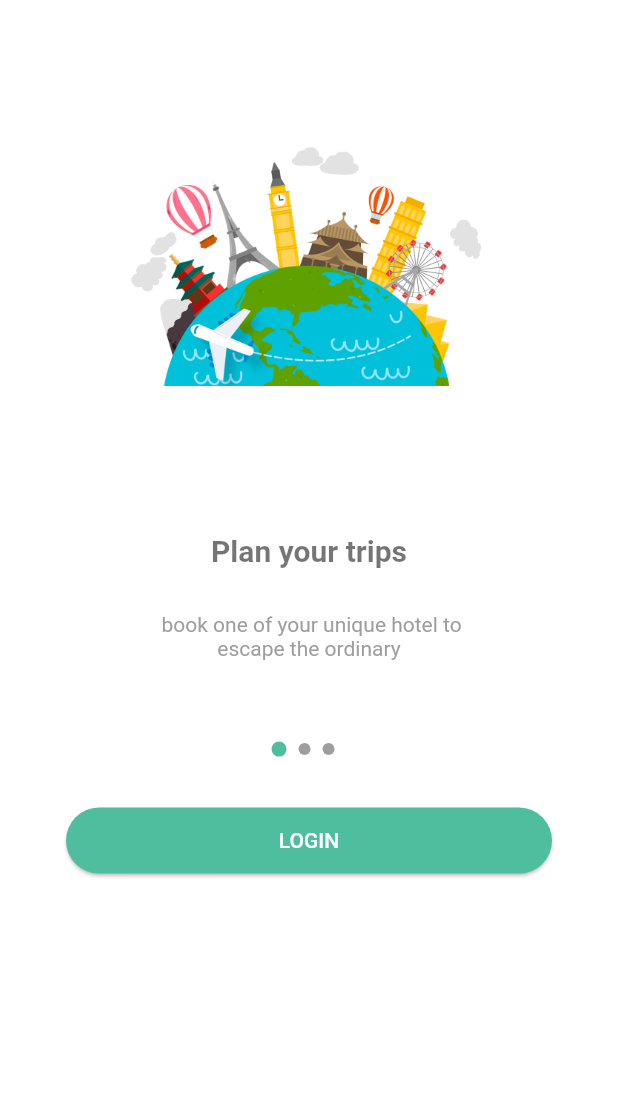
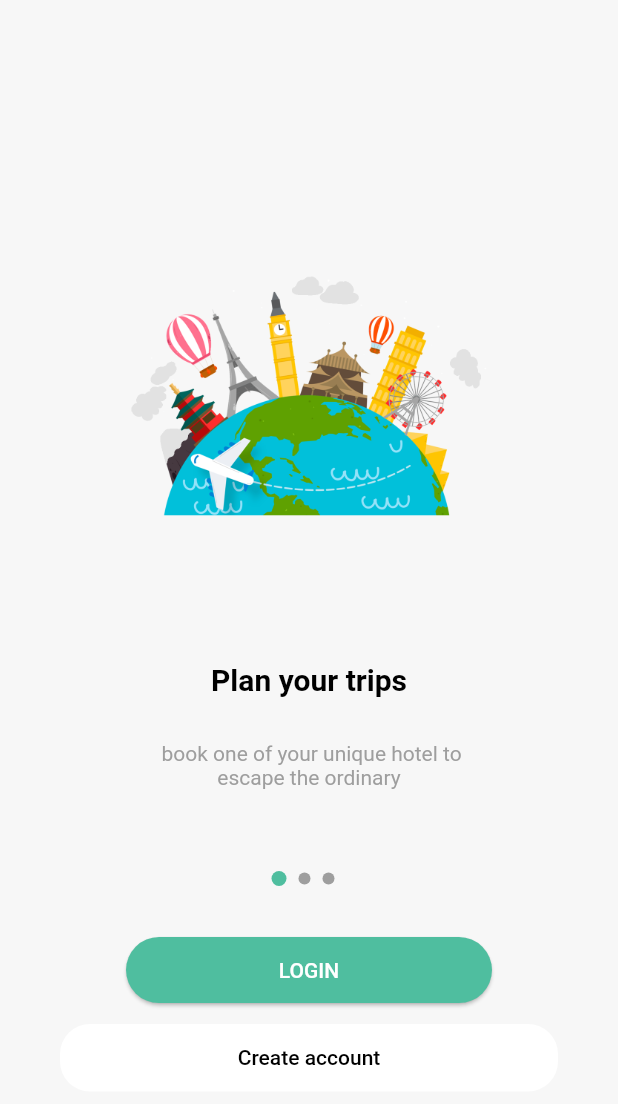
Before and after one commit to EbtisamAshraf/booking_app_internship_algoriza, a Flutter app: the screen it shows after launch, on a phone screen of 412 x 824 dp. Shown: the top 1104 px of the screen. Run offline on Flutter 3.47's test engine with Material 2 defaults, Android fonts, the phone set to English and light mode, and no system bars; our stand-ins replace bloc, cached_network_image, carousel_slider, dartz, dio, easy_localization and 10 more; network calls fail.

Commit message:
update themes

```diff
--- a/lib/config/themes/app_theme.dart
+++ b/lib/config/themes/app_theme.dart
@@ -9,7 +9,7 @@ ThemeData appTheme() {
       fillColor:  MaterialStateProperty.all(Colors.black),
     ),
       primaryColor: AppColors.primaryColor,
-       scaffoldBackgroundColor: Colors.white,
+       scaffoldBackgroundColor:AppColors.backgroundColorLight,
       appBarTheme: const AppBarTheme(
 
         iconTheme: IconThemeData(color: Colors.black),
@@ -19,12 +19,16 @@ ThemeData appTheme() {
           titleTextStyle: TextStyle(color: Colors.black , fontSize: 25,fontWeight: FontWeight.bold)),
       textTheme: const TextTheme(
       bodyLarge: TextStyle(color: Colors.black, fontSize: 22, fontWeight: FontWeight.bold),
-      displaySmall:  TextStyle(fontSize: 16, color: Colors.grey),
+        displaySmall:  TextStyle(fontSize: 16, color: Colors.black),
       bodySmall: TextStyle(fontSize: 16, color: Colors.black),
-      displayMedium: TextStyle(fontSize: 20 , fontWeight: FontWeight.bold),
+        displayMedium: TextStyle(fontSize: 20 , fontWeight: FontWeight.bold,color: Colors.black),
       headlineLarge:  TextStyle(fontSize: 22,color: Colors.black,fontWeight: FontWeight.bold),
+        headlineSmall: TextStyle(fontSize: 18,color:  Colors.black,fontWeight: FontWeight.bold),
       ),
-
+      cardColor: const Color(0xFFFFFFFF),
+      bottomNavigationBarTheme: const BottomNavigationBarThemeData(
+        backgroundColor: AppColors.backgroundColorLight,
+      )
 
   );
 
@@ -37,7 +41,7 @@ ThemeData appDarkTheme() {
 
     ),
     primaryColor: AppColors.primaryColor,
-    scaffoldBackgroundColor: Colors.black38,
+    scaffoldBackgroundColor: Color(0xFF1A1A1A),
     appBarTheme: const AppBarTheme(
         iconTheme: IconThemeData(color: Colors.white),
         centerTitle: true,
@@ -48,9 +52,16 @@ ThemeData appDarkTheme() {
         bodyLarge: TextStyle(color: Colors.white, fontSize: 22, fontWeight: FontWeight.bold),
         displaySmall:  TextStyle(fontSize: 16,color: Colors.white,),
         displayMedium: TextStyle(fontSize: 20 , fontWeight: FontWeight.bold,color: Colors.white,),
-        headlineLarge:  TextStyle(fontSize: 30,color: Colors.white,),),
+      headlineLarge:  TextStyle(fontSize: 22,color: Colors.white,),
+      headlineSmall: TextStyle(fontSize: 18,color:  Colors.white,fontWeight: FontWeight.bold),
+      bodySmall: TextStyle(fontSize: 16, color: Colors.white),
 
+    ),
 
+      cardColor: Color(0xFF2C2C2C),
+      bottomNavigationBarTheme: BottomNavigationBarThemeData(
+        backgroundColor: AppColors.backgroundColorDark,
+      )
   );
 
 }
--- a/lib/features/splash/presentation/screens/on_boarding_screen.dart
+++ b/lib/features/splash/presentation/screens/on_boarding_screen.dart
@@ -8,9 +8,12 @@ import 'package:booking_app_internship_algoriza/features/splash/presentation/cub
 import 'package:booking_app_internship_algoriza/features/splash/presentation/cubit/onboarding_state.dart';
 import 'package:booking_app_internship_algoriza/features/splash/presentation/widgets/custom_indicator.dart';
 import 'package:booking_app_internship_algoriza/features/splash/presentation/widgets/on_boarding_slider.dart';
+import 'package:easy_localization/easy_localization.dart';
 import 'package:flutter/material.dart';
 import 'package:flutter_bloc/flutter_bloc.dart';
 
+import '../../../../core/widgets/default_button.dart';
+import '../../../authentication/presentation/screens/register_screen.dart';
 
 class OnBoardingScreen extends StatelessWidget {
   OnBoardingScreen({Key? key}) : super(key: key);
@@ -22,16 +25,21 @@ class OnBoardingScreen extends StatelessWidget {
     List<OnBoardingModel> onBoardingList = [
       OnBoardingModel(
           image: ImageAssets.onBoardingImage1,
-          title: Text('Plan your trips',style: Theme.of(context).textTheme.displayMedium),
-          body:' book one of your unique hotel to\nescape the ordinary'),
+          title: Text('Plan your trips'.tr(),
+              style: Theme.of(context).textTheme.displayMedium),
+          body: ' book one of your unique hotel to\nescape the ordinary'.tr()),
       OnBoardingModel(
           image: ImageAssets.onBoardingImage2,
-          title: Text('Find best deals',style: Theme.of(context).textTheme.displayMedium),
-          body:  'Find deals for any season from cosy\ncountry homes to city flats'),
+          title: Text('Find best deals'.tr(),
+              style: Theme.of(context).textTheme.displayMedium),
+          body:
+              'Find deals for any season from cosy\ncountry homes to city flats'.tr()),
       OnBoardingModel(
           image: ImageAssets.onBoardingImage3,
-          title: Text('Best travelling all time',style: Theme.of(context).textTheme.displayMedium),
-          body: 'Find deals for any season from cosy\ncountry homes to city flats'),
+          title: Text('Best travelling all time'.tr(),
+              style: Theme.of(context).textTheme.displayMedium),
+          body:
+              'Find deals for any season from cosy\ncountry homes to city flats'.tr()),
     ];
 
     return SafeArea(
@@ -42,6 +50,8 @@ class OnBoardingScreen extends StatelessWidget {
             listener: (context, state) {},
             builder: (context, state) {
               return Column(
+                mainAxisAlignment: MainAxisAlignment.center,
+                crossAxisAlignment: CrossAxisAlignment.center,
                 children: [
                   SizedBox(
                     height: MediaQuery.of(context).size.height * 0.6,
@@ -64,7 +74,9 @@ class OnBoardingScreen extends StatelessWidget {
                         Navigator.pushReplacement(
                             context,
                             MaterialPageRoute(
-                                builder: (C) =>  AppStrings.token.isEmpty? LoginScreen() :MainScreen() ));
+                                builder: (C) => AppStrings.token.isEmpty
+                                    ? LoginScreen()
+                                    : MainScreen()));
                       } else {
                         boardController.nextPage(
                             duration: const Duration(milliseconds: 750),
@@ -72,8 +84,8 @@ class OnBoardingScreen extends StatelessWidget {
                       }
                     },
                     onBoardingList: onBoardingList,
-                    index: OnBoardingCubit.get(context)
-                        .indexOfOnBoardingPageView,
+                    index:
+                        OnBoardingCubit.get(context).indexOfOnBoardingPageView,
                     boardController: boardController,
                     isLast: OnBoardingCubit.get(context).isLastIndex,
                   ),
@@ -81,14 +93,35 @@ class OnBoardingScreen extends StatelessWidget {
                     height: 30,
                   ),
                   Padding(
-                    padding: const EdgeInsets.symmetric(horizontal: 40.0),
-                    child: customElevatedButton(onPressed: (){
-                      OnBoardingCubit.get(context).changeIsSkip();
-                      Navigator.pushReplacement(
-                          context,
-                          MaterialPageRoute(
-                              builder: (C) => AppStrings.token.isEmpty? LoginScreen() :MainScreen()));
-                    } ,text: 'LOGIN', context: context,),
+                    padding: const EdgeInsets.symmetric(horizontal: 80.0),
+                    child: customElevatedButton(
+                      onPressed: () {
+                        OnBoardingCubit.get(context).changeIsSkip();
+                        Navigator.pushReplacement(
+                            context,
+                            MaterialPageRoute(
+                                builder: (C) => AppStrings.token.isEmpty
+                                    ? LoginScreen()
+                                    : MainScreen()));
+                      },
+                      text: 'LOGIN'.tr(),
+                      context: context,
+                    ),
+                  ),
+                  Padding(
+                    padding: const EdgeInsets.symmetric(
+                        horizontal: 40.0, vertical: 10),
+                    child: DefaultButton(
+                        width: double.infinity,
+                        textColor: Colors.black,
+                        background: Colors.white,
+                        text: 'Create account'.tr(),
+                        onClick: () {
+                          Navigator.pushReplacement(
+                              context,
+                              MaterialPageRoute(
+                                  builder: (C) => AppStrings.token.isEmpty? const RegisterScreen() :MainScreen()));
+                        }),
                   )
                 ],
               );
--- a/lib/features/splash/presentation/screens/splash_screen.dart
+++ b/lib/features/splash/presentation/screens/splash_screen.dart
@@ -27,8 +27,8 @@ class _SplashScreenState extends State<SplashScreen> {
   }
 
   nextScreen() async {
-     // bool? isSkip =  false;
-     bool? isSkip =  di.sl<SharedPreferences>().getBool('isSkip');
+    bool? isSkip =  false;
+    // bool? isSkip =  di.sl<SharedPreferences>().getBool('isSkip');
     AppStrings.token =  di.sl<SharedPreferences>().getString('token') ?? "";
 
     if (isSkip == true) {
```
Also changed, not shown: assets/translation/ar-AR.json (+36 -1 lines), assets/translation/en-EN.json (+36 -2 lines), lib/features/booking/presentation/screens/upcoming_screen.dart (+7 -12 lines), lib/features/profile/presentation/screens/profile_screen.dart (+15 -15 lines), lib/features/profile/presentation/screens/setting_screen.dart (+14 -11 lines).
